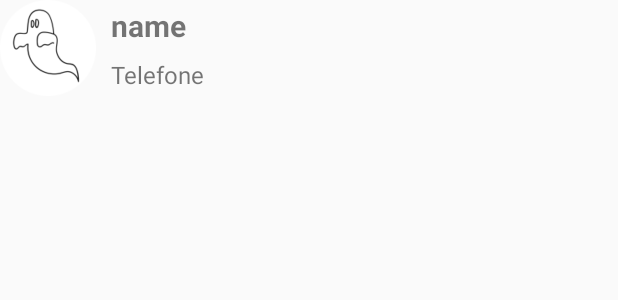
After one commit to blackzig/schedule-alura, an Android app: the layout list_item.xml on its own in the app's theme, with its tools: preview values and no code run, on a phone screen of 412 x 824 dp. The commit adds this screen. Shown: the top 300 px of the screen. Run offline under Robolectric (Android 15) with nearby library versions, the phone set to English and light mode, and no system bars.

Commit message:
Começando a fase 3

```diff
--- a/app/build.gradle
+++ b/app/build.gradle
@@ -22,6 +22,7 @@ dependencies {
     implementation fileTree(dir: 'libs', include: ['*.jar'])
     implementation 'com.android.support:appcompat-v7:26.1.0'
     implementation 'com.android.support.constraint:constraint-layout:1.0.2'
+    implementation "com.android.support:cardview-v7:26.1.0"
     testImplementation 'junit:junit:4.12'
     androidTestImplementation 'com.android.support.test:runner:1.0.1'
     androidTestImplementation 'com.android.support.test.espresso:espresso-core:3.0.1'
--- a/app/src/main/java/br/com/micheladrianomedeiros/agenda/helpers/FormStudentHelper.java
+++ b/app/src/main/java/br/com/micheladrianomedeiros/agenda/helpers/FormStudentHelper.java
@@ -56,9 +56,7 @@ public class FormStudentHelper {
     }
 
     public void loadImage(String pathPhoto) {
-        //Log.i("loadImage>>>>>>>>>>>> ", String.valueOf(pathPhoto));
         if(pathPhoto!=null){
-           // Log.i("loadImage ","EEEEEEEEEEEEEEEEEEEEEEEEEEEEEEEEEEEEEEEEEEEEEEEEEEEEEEEE");
             Bitmap bitmap = BitmapFactory.decodeFile(pathPhoto);
             Bitmap bitmapMinor = Bitmap.createScaledBitmap(bitmap, 300,300,true);
             no_photo.setImageBitmap(bitmapMinor);
--- /dev/null
+++ b/app/src/main/res/layout-land/list_item.xml
@@ -0,0 +1,63 @@
+<?xml version="1.0" encoding="utf-8"?>
+<LinearLayout
+    xmlns:android="http://schemas.android.com/apk/res/android"
+    android:layout_width="match_parent"
+    android:layout_height="wrap_content">
+
+    <ImageView
+        android:id="@+id/photo_student"
+        android:layout_width="80dp"
+        android:layout_height="80dp"
+        android:src="@drawable/nopicture"/>
+
+    <LinearLayout
+        android:layout_width="wrap_content"
+        android:layout_height="match_parent"
+        android:orientation="vertical"
+        android:gravity="center_vertical">
+
+        <TextView
+            android:id="@+id/name_student"
+            android:layout_width="wrap_content"
+            android:layout_height="wrap_content"
+            android:text="name"
+            android:textSize="28sp"
+            android:textStyle="bold"
+            android:paddingLeft="10dp"/>
+
+        <TextView
+            android:id="@+id/fone_student"
+            android:layout_width="wrap_content"
+            android:layout_height="wrap_content"
+            android:text="Telefone"
+            android:paddingLeft="10dp"
+            android:textSize="24sp"
+            android:paddingTop="8dp"/>
+    </LinearLayout>
+
+    <LinearLayout
+        android:layout_width="match_parent"
+        android:layout_height="match_parent"
+        android:orientation="vertical"
+        android:gravity="right"
+        android:layout_marginRight="16dp">
+
+        <TextView
+            android:id="@+id/andress_student"
+            android:layout_width="wrap_content"
+            android:layout_height="wrap_content"
+            android:textSize="24sp"
+            android:text="Endereço"
+            android:paddingTop="8dp"/>
+
+        <TextView
+            android:id="@+id/site_student"
+            android:layout_width="wrap_content"
+            android:layout_height="wrap_content"
+            android:textSize="24sp"
+            android:text="Site"
+            android:paddingTop="10dp"/>
+
+    </LinearLayout>
+
+</LinearLayout>
--- a/app/src/main/res/layout/activity_list_students.xml
+++ b/app/src/main/res/layout/activity_list_students.xml
@@ -23,7 +23,7 @@
 
     <LinearLayout
         android:layout_width="match_parent"
-        android:layout_height="100dp"
+        android:layout_height="wrap_content"
         android:orientation="vertical">
 
         <ListView
--- /dev/null
+++ b/app/src/main/res/layout/list_item.xml
@@ -0,0 +1,38 @@
+<?xml version="1.0" encoding="utf-8"?>
+<LinearLayout
+    xmlns:android="http://schemas.android.com/apk/res/android"
+    android:layout_width="match_parent"
+    android:layout_height="wrap_content">
+
+    <ImageView
+        android:id="@+id/photo_student"
+        android:layout_width="64dp"
+        android:layout_height="64dp"
+        android:src="@drawable/nopicture"/>
+
+    <LinearLayout
+        android:layout_width="wrap_content"
+        android:layout_height="match_parent"
+        android:orientation="vertical"
+        android:gravity="center_vertical">
+
+        <TextView
+            android:id="@+id/name_student"
+            android:layout_width="wrap_content"
+            android:layout_height="wrap_content"
+            android:text="name"
+            android:textSize="20sp"
+            android:textStyle="bold"
+            android:paddingLeft="10dp"/>
+
+        <TextView
+            android:id="@+id/fone_student"
+            android:layout_width="wrap_content"
+            android:layout_height="wrap_content"
+            android:text="Telefone"
+            android:paddingLeft="10dp"
+            android:textSize="16sp"
+            android:paddingTop="8dp"/>
+    </LinearLayout>
+
+</LinearLayout>
```
Also changed, not shown: app/src/main/AndroidManifest.xml (+15 -5 lines), app/src/main/java/br/com/micheladrianomedeiros/agenda/ExamActivity.java (added, +13 -0 lines), app/src/main/java/br/com/micheladrianomedeiros/agenda/ListStudentsActivity.java (+22 -7 lines), app/src/main/java/br/com/micheladrianomedeiros/agenda/adapter/StudentAdapter.java (added, +84 -0 lines), app/src/main/java/br/com/micheladrianomedeiros/agenda/converter/StudentConverter.java (added, +31 -0 lines), app/src/main/java/br/com/micheladrianomedeiros/agenda/dao/StudentDAO.java (+34 -1 lines), app/src/main/java/br/com/micheladrianomedeiros/agenda/receiver/SMSReceiver.java (added, +36 -0 lines), app/src/main/java/br/com/micheladrianomedeiros/agenda/tasks/SendStudentTask.java (added, +52 -0 lines), app/src/main/java/br/com/micheladrianomedeiros/agenda/webservice/WebClient.java (added, +45 -0 lines), app/src/main/res/layout/activity_exam.xml (added, +14 -0 lines), app/src/main/res/menu/menu_list_students.xml (added, +8 -0 lines), app/src/main/res/drawable/sendassessment.png (added), 1 other file.
